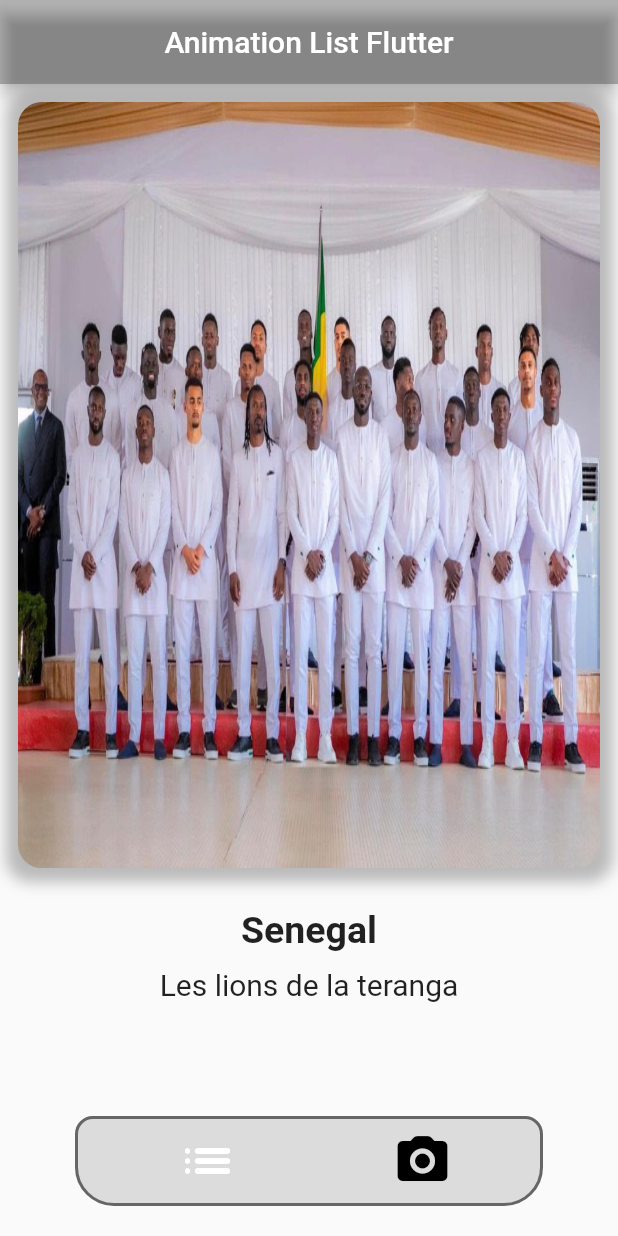
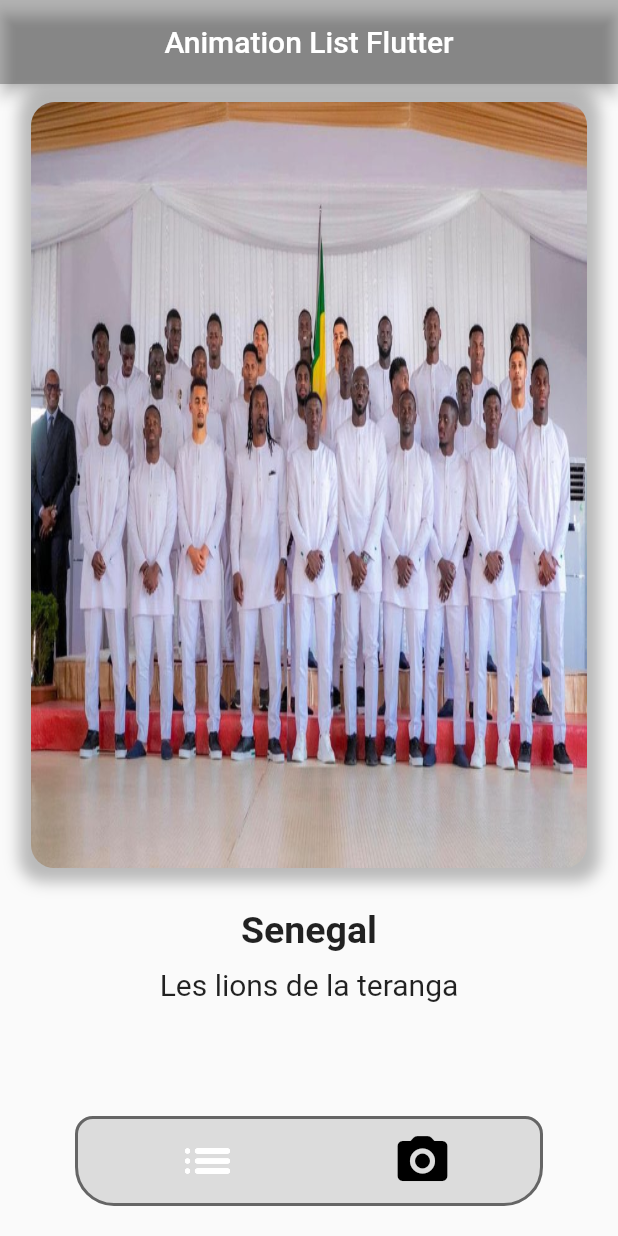
Before and after one commit to Modip/Animation_List_Flutter, a Flutter app: the SlideList screen opened directly, on a phone screen of 412 x 824 dp. Run offline on Flutter 3.47's test engine with Material 2 defaults, Android fonts, the phone set to English and light mode, and no system bars.

Commit message:
scroll list

```diff
--- a/lib/main.dart
+++ b/lib/main.dart
@@ -1,7 +1,6 @@
 import 'package:animate/scroll_list.dart';
 import 'package:flutter/material.dart';
 
-import 'slide_list.dart';
 
 void main() {
   runApp(const MyApp());
--- a/lib/scroll_list.dart
+++ b/lib/scroll_list.dart
@@ -15,7 +15,6 @@ class _ScrollListState extends State<ScrollList> {
   final double itemSize = 250;
   final controller = ScrollController();
 
-  @override
   void onListnerController() {
     //print("controller:${controller.offset}");
     setState(() {});
--- a/lib/slide_list.dart
+++ b/lib/slide_list.dart
@@ -77,7 +77,7 @@ class _SlideListState extends State<SlideList> {
                           ..rotateY(2.0 * fixRotation)
                           ..translate(-rotation * width * 0.8),
                         child: Container(
-                          width: width * 1,
+                          width: width * .9,
                           height: height * .62,
                           decoration: BoxDecoration(
                               boxShadow: const [
```
